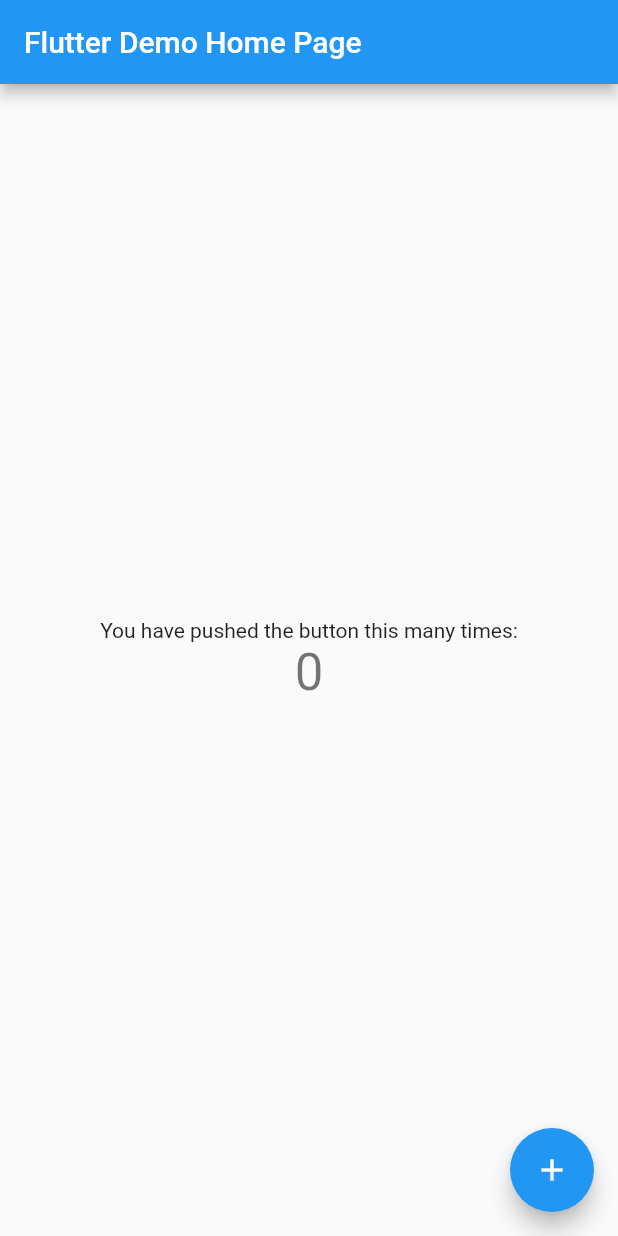
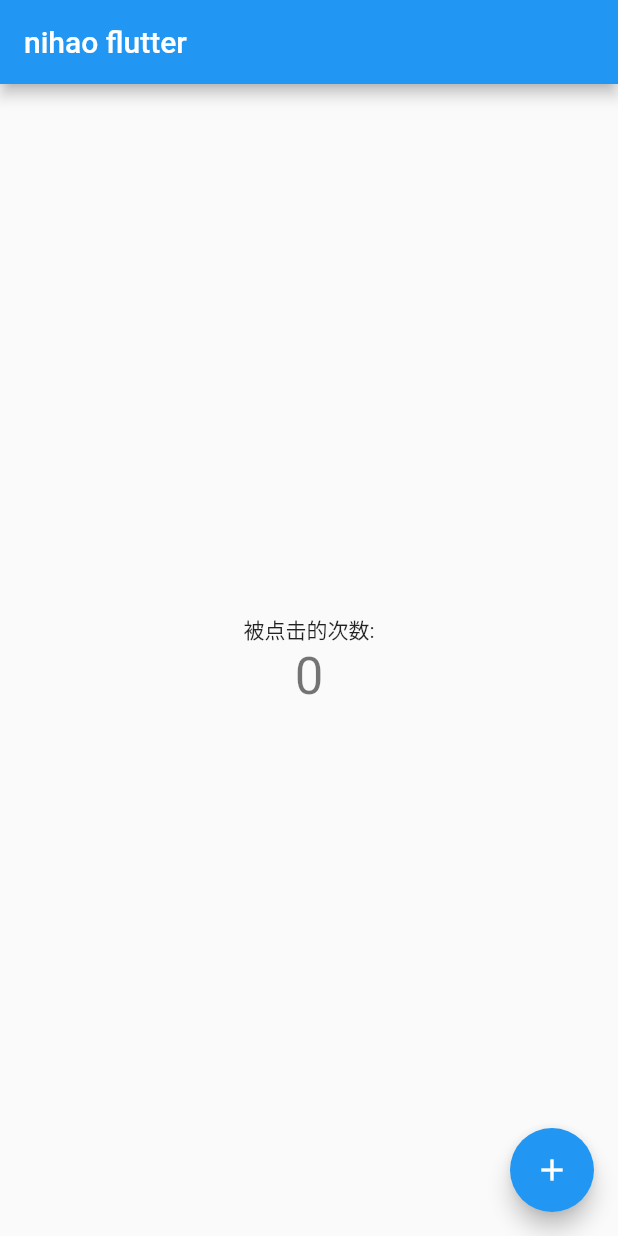
Before and after one commit to ChenS-X/flutter_csx, a Flutter app: the screen it shows after launch, on a phone screen of 412 x 824 dp. Run offline on Flutter 3.47's test engine with Material 2 defaults, Android fonts, the phone set to English and light mode, and no system bars.

Commit message:
修改标题和内容文字

```diff
--- a/lib/main.dart
+++ b/lib/main.dart
@@ -26,7 +26,7 @@ class MyApp extends StatelessWidget {
         // closer together (more dense) than on mobile platforms.
         visualDensity: VisualDensity.adaptivePlatformDensity,
       ),
-      home: MyHomePage(title: 'Flutter Demo Home Page'),
+      home: MyHomePage(title: 'nihao flutter'),
     );
   }
 }
@@ -98,7 +98,7 @@ class _MyHomePageState extends State<MyHomePage> {
           mainAxisAlignment: MainAxisAlignment.center,
           children: <Widget>[
             Text(
-              'You have pushed the button this many times:',
+              '被点击的次数:',
             ),
             Text(
               '$_counter',
```
